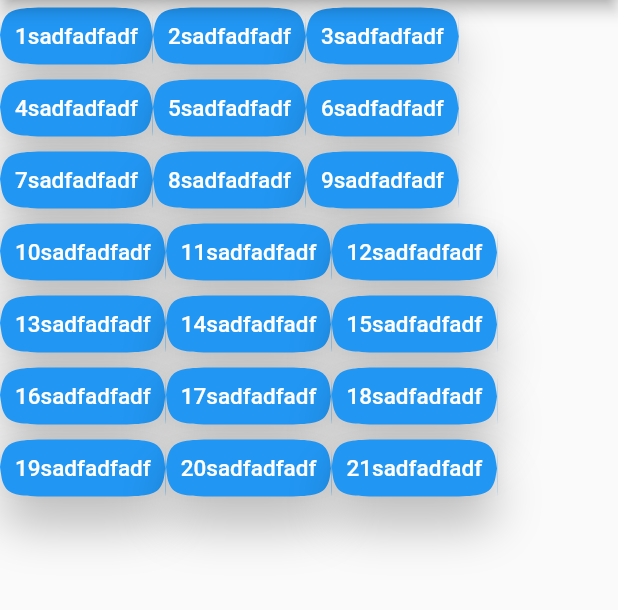
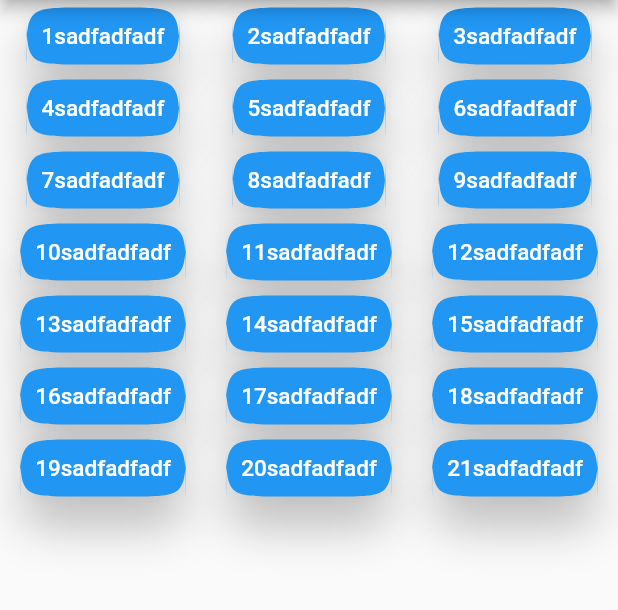
Before and after one commit to DejanLjubej/ImmersiveSoundFX, a Flutter app: the screen it shows after launch, on a phone screen of 412 x 824 dp, the part 84-694 px from its top. Run offline on Flutter 3.47's test engine with Material 2 defaults, Android fonts, the phone set to English and light mode, and no system bars; our stand-ins replace audioplayers.

Commit message:
centrirani gumbi

```diff
--- a/lib/Widgets/soundButton.dart
+++ b/lib/Widgets/soundButton.dart
@@ -4,8 +4,10 @@ import 'package:flutter/material.dart';
 
 Widget tryoutButton(int i) {
   AudioCache audioCache = new AudioCache();
-  return Row(
+  return Expanded(flex:1, child: Row(
     crossAxisAlignment: CrossAxisAlignment.center,
+    mainAxisAlignment: MainAxisAlignment.center,
+    mainAxisSize: MainAxisSize.max,
     children: <Widget>[
       RaisedButton(
         shape: ContinuousRectangleBorder(
@@ -27,5 +29,5 @@ Widget tryoutButton(int i) {
         ),
       )
     ],
-  );
+  ));
 }
```
